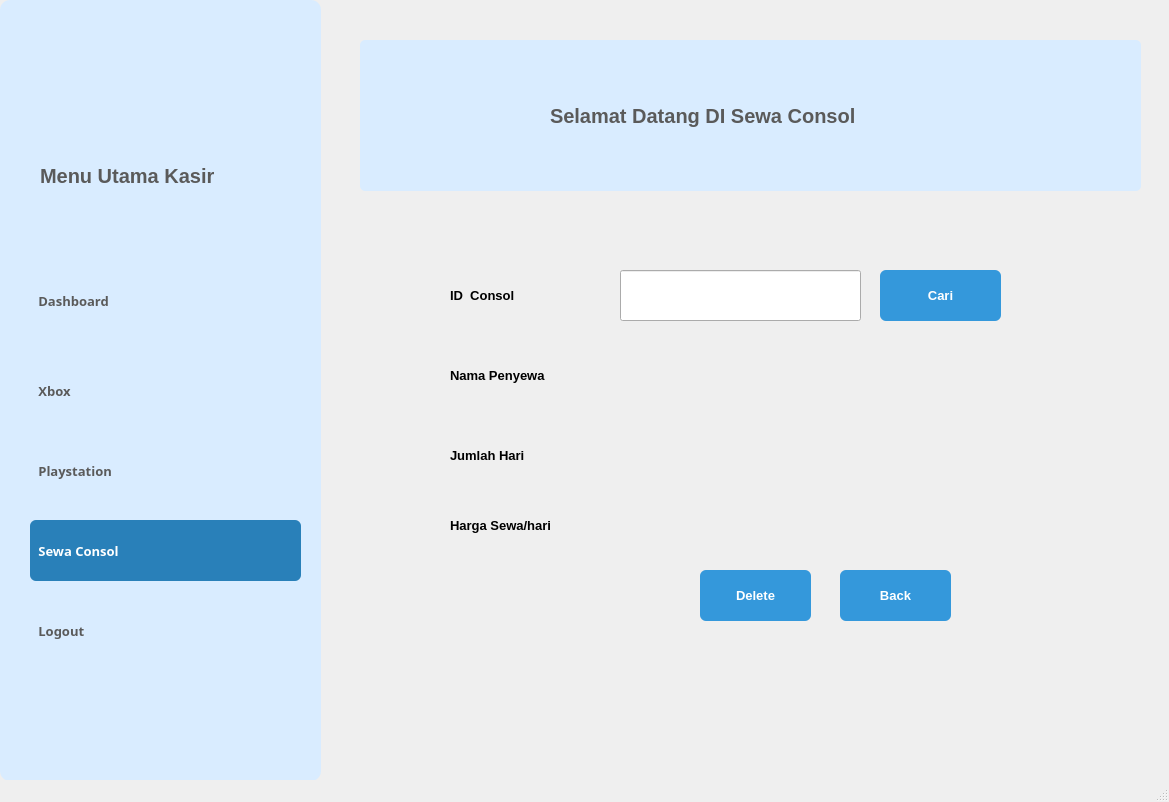
Above: delete_sewa_consol.ui from yssrl/penyewaan_console_python before the change. Below: the same form after it.
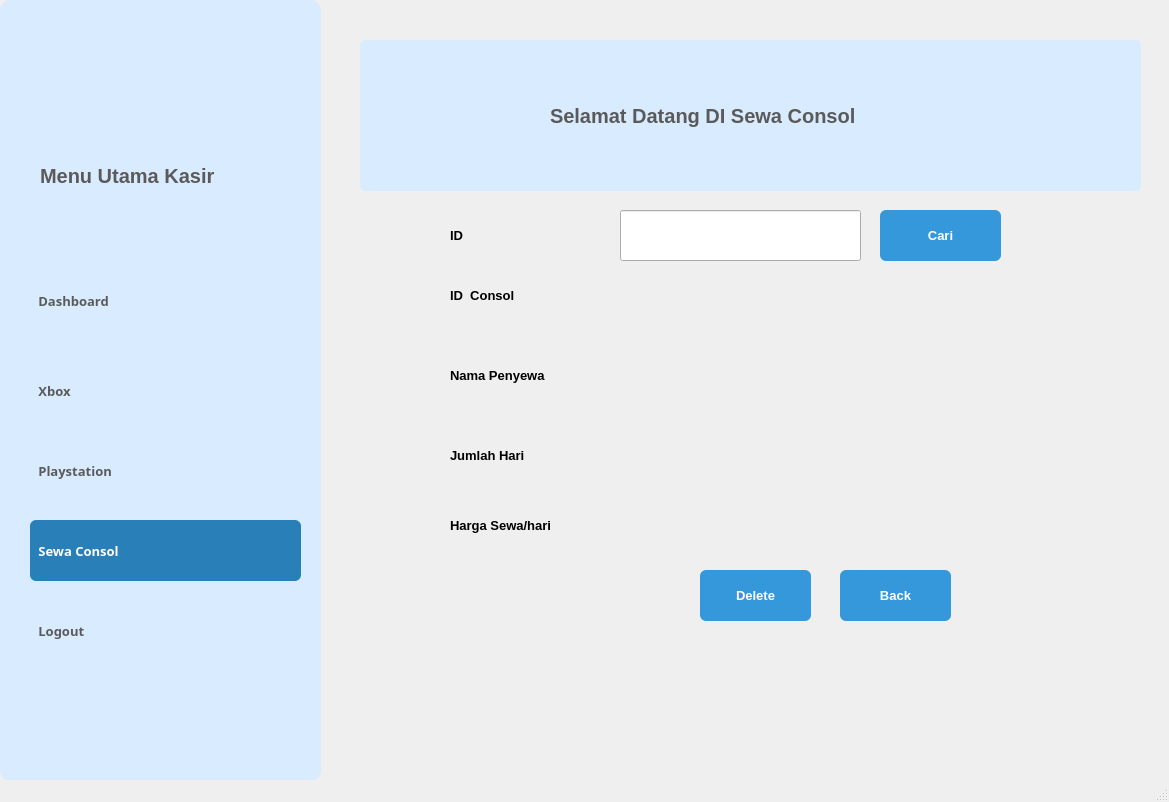
That is the form after the change. Icons and pictures are not drawn.

Diff of the .ui file:
```diff
--- a/delete_sewa_consol.ui
+++ b/delete_sewa_consol.ui
@@ -61,7 +61,7 @@
     <property name="geometry">
      <rect>
       <x>880</x>
-      <y>270</y>
+      <y>210</y>
       <width>121</width>
       <height>51</height>
      </rect>
@@ -192,7 +192,7 @@
     <property name="geometry">
      <rect>
       <x>620</x>
-      <y>270</y>
+      <y>210</y>
       <width>241</width>
       <height>51</height>
      </rect>
@@ -654,6 +654,49 @@
      <set>Qt::AlignCenter</set>
     </property>
    </widget>
+   <widget class="QLabel" name="label_7">
+    <property name="geometry">
+     <rect>
+      <x>450</x>
+      <y>220</y>
+      <width>131</width>
+      <height>31</height>
+     </rect>
+    </property>
+    <property name="font">
+     <font>
+      <pointsize>10</pointsize>
+      <weight>75</weight>
+      <bold>true</bold>
+     </font>
+    </property>
+    <property name="text">
+     <string>ID</string>
+    </property>
+   </widget>
+   <widget class="QLabel" name="label_isIdConsole">
+    <property name="geometry">
+     <rect>
+      <x>620</x>
+      <y>270</y>
+      <width>381</width>
+      <height>51</height>
+     </rect>
+    </property>
+    <property name="font">
+     <font>
+      <pointsize>10</pointsize>
+      <weight>75</weight>
+      <bold>true</bold>
+     </font>
+    </property>
+    <property name="text">
+     <string/>
+    </property>
+    <property name="alignment">
+     <set>Qt::AlignCenter</set>
+    </property>
+   </widget>
   </widget>
   <widget class="QMenuBar" name="menubar">
    <property name="geometry">
```
Left out of the diff: 2 changed lines with no effect on the pictures.
